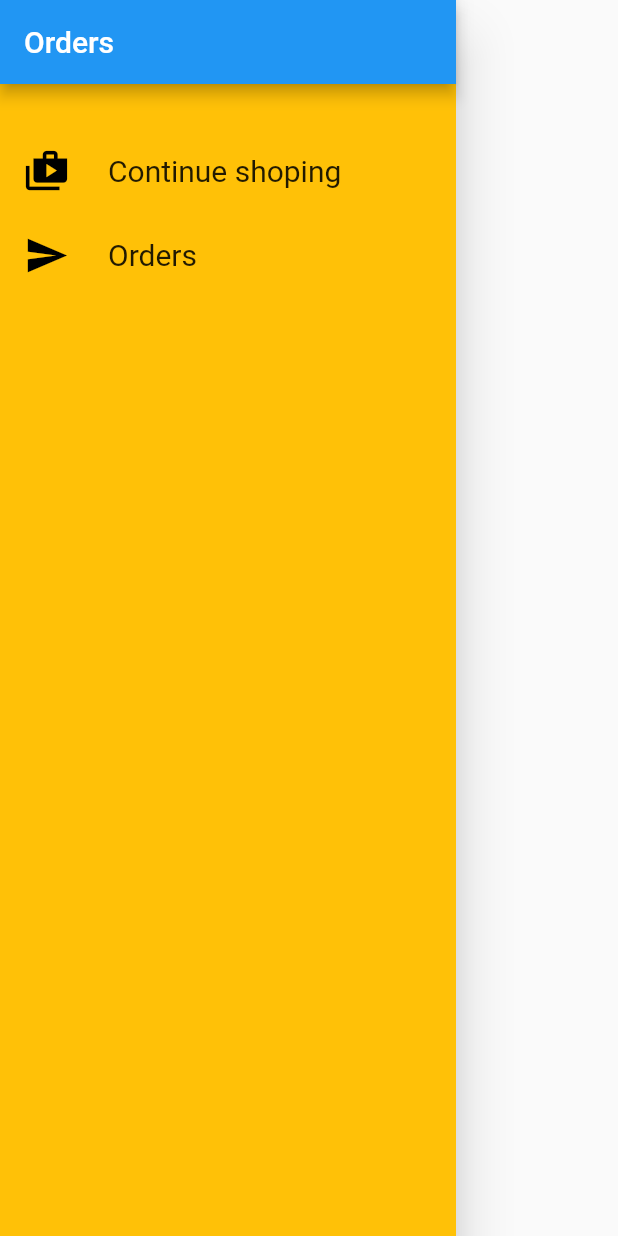
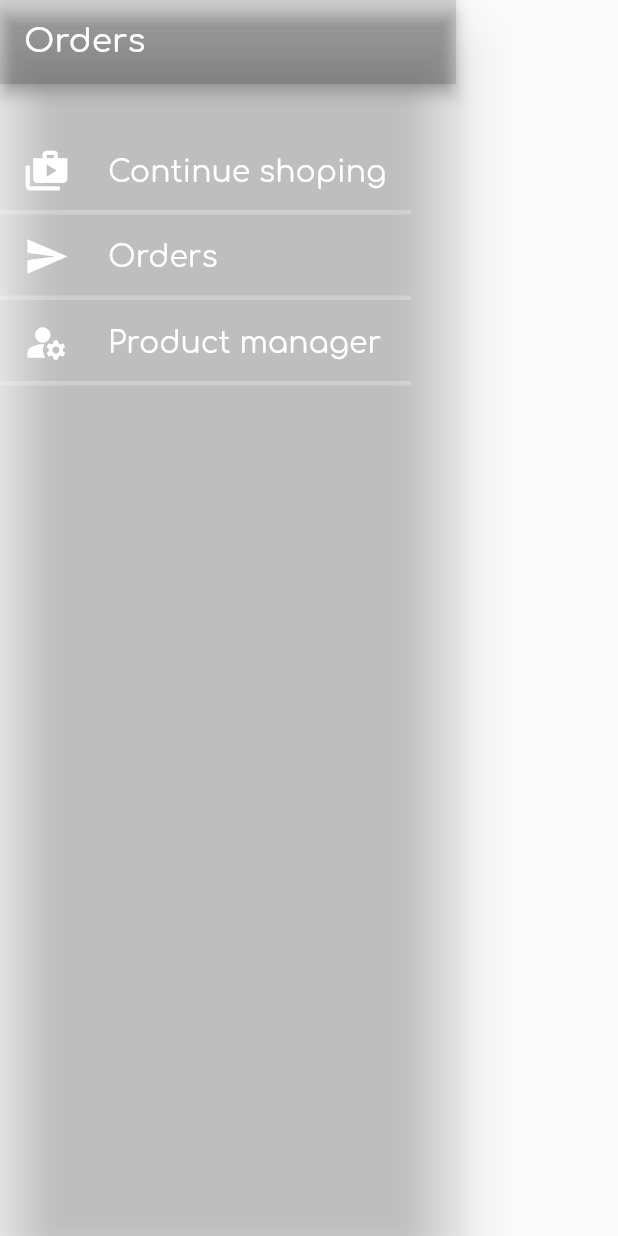
Before and after one commit to emil3time/getx_shop_app, a Flutter app: the AppBarDrawer widget shown alone on an empty page, opened directly, on a phone screen of 412 x 824 dp. Run offline on Flutter 3.47's test engine with Material 2 defaults, Android fonts, the phone set to English and light mode, and no system bars; our stand-ins replace get, get_storage; accounts and stored records are empty; network calls fail.

Commit message:
add product manader screen

```diff
--- a/lib/app/modules/home/views/cart_screen_view.dart
+++ b/lib/app/modules/home/views/cart_screen_view.dart
@@ -55,8 +55,10 @@ class CartScreenView extends GetView<HomeController> {
                       onPressed: () {
                         controller.addOrders(controller.cartMap.values.toList(),
                             controller.totalAmt);
+
+                        controller.showAddOrderSnackBar();
+
                         controller.removeAllCartItems();
-
                       },
                       child: Text(
                         'Order now',
--- a/lib/app/widgets/app_bar_drawer.dart
+++ b/lib/app/widgets/app_bar_drawer.dart
@@ -5,18 +5,22 @@ import 'package:get/get.dart';
 import 'package:getx_shop_app/app/modules/home/controllers/home_controller.dart';
 import 'package:getx_shop_app/app/modules/home/views/home_screen_view.dart';
 import 'package:getx_shop_app/app/modules/home/views/order_screen_view.dart';
+import 'package:getx_shop_app/app/modules/home/views/product_manager_screen_view.dart';
 
 class AppBarDrawer extends GetView<HomeController> {
   @override
   Widget build(BuildContext context) {
     return Drawer(
-      backgroundColor: Colors.blue,
+      backgroundColor: Colors.white12,
       child: Container(
-        color: Colors.amber,
         child: Column(
           children: [
             AppBar(
-              title: Text('Orders'),
+              backgroundColor: Colors.black12,
+              title: Text(
+                'Orders',
+                style: TextStyle(fontFamily: 'Comfortaa', fontSize: 22),
+              ),
             ),
             SizedBox(
               height: 30,
@@ -24,31 +28,75 @@ class AppBarDrawer extends GetView<HomeController> {
             ListTile(
               leading: Icon(
                 Icons.shop_2,
-                color: Colors.black,
+                color: Colors.white,
                 size: 30,
               ),
               title: Text(
                 'Continue shoping',
-                style: TextStyle(fontSize: 20),
+                style: TextStyle(
+                  fontSize: 20,
+                  fontFamily: 'Comfortaa',
+                  color: Colors.white,
+                ),
               ),
               onTap: () {
                 Get.back();
               },
             ),
+            Divider(
+              color: Colors.white24,
+              thickness: 3,
+              endIndent: 30,
+              height: 1,
+            ),
             ListTile(
               leading: Icon(
                 Icons.send,
-                color: Colors.black,
+                color: Colors.white,
                 size: 30,
               ),
               title: Text(
                 'Orders',
-                style: TextStyle(fontSize: 20),
+                style: TextStyle(
+                  fontSize: 20,
+                  fontFamily: 'Comfortaa',
+                  color: Colors.white,
+                ),
               ),
               onTap: () {
                 Get.to(OrderScreenView());
               },
-            )
+            ),
+            Divider(
+              color: Colors.white24,
+              thickness: 3,
+              endIndent: 30,
+              height: 1,
+            ),
+            ListTile(
+              leading: Icon(
+                Icons.manage_accounts,
+                color: Colors.white,
+                size: 30,
+              ),
+              title: Text(
+                'Product manager',
+                style: TextStyle(
+                  fontSize: 20,
+                  fontFamily: 'Comfortaa',
+                  color: Colors.white,
+                ),
+              ),
+              onTap: () {
+                Get.to(ProductManagerScreenView());
+              },
+            ),
+            Divider(
+              color: Colors.white24,
+              thickness: 3,
+              endIndent: 30,
+              height: 1,
+            ),
           ],
         ),
       ),
--- a/lib/app/widgets/product_simple_tile.dart
+++ b/lib/app/widgets/product_simple_tile.dart
@@ -67,9 +67,7 @@ class ProductSimpleTile extends GetView<HomeController> {
               leading: Obx(() {
                 // print('product isfvorite ${product.isFavorite.value}');
                 return IconButton(
-                  icon:
-                       Icon(Icons.favorite),
-
+                  icon: Icon(Icons.favorite),
                   color: product.isFavorite.value ? Colors.red : Colors.white,
                   onPressed: () {
                     product.toggleIsFavorite();
@@ -91,8 +89,15 @@ class ProductSimpleTile extends GetView<HomeController> {
                           ? Colors.green
                           : Colors.white,
                       onPressed: () {
-                        controller.addCartItem(
-                            product.id, product.price, product.title,product.imageUrl);
+                        controller.addCartItem(product.id, product.price,
+                            product.title, product.imageUrl);
+
+                            Get.back();
+
+                        Get.snackbar('Cart info', 'added a product to the cart',
+                            icon: Icon(Icons.add_shopping_cart),
+                            snackPosition: SnackPosition.BOTTOM,
+                            duration: Duration(seconds: 1));
                       },
                     )),
               ),
```
Also changed, not shown: lib/app/modules/home/controllers/home_controller.dart (+17 -2 lines), lib/app/modules/home/views/product_manager_screen_view.dart (added, +38 -0 lines), lib/app/modules/home/views/product_screen_view.dart (+50 -7 lines), lib/app/widgets/cart_product_card.dart (+25 -0 lines), lib/app/widgets/product_manager_item.dart (added, +69 -0 lines).
